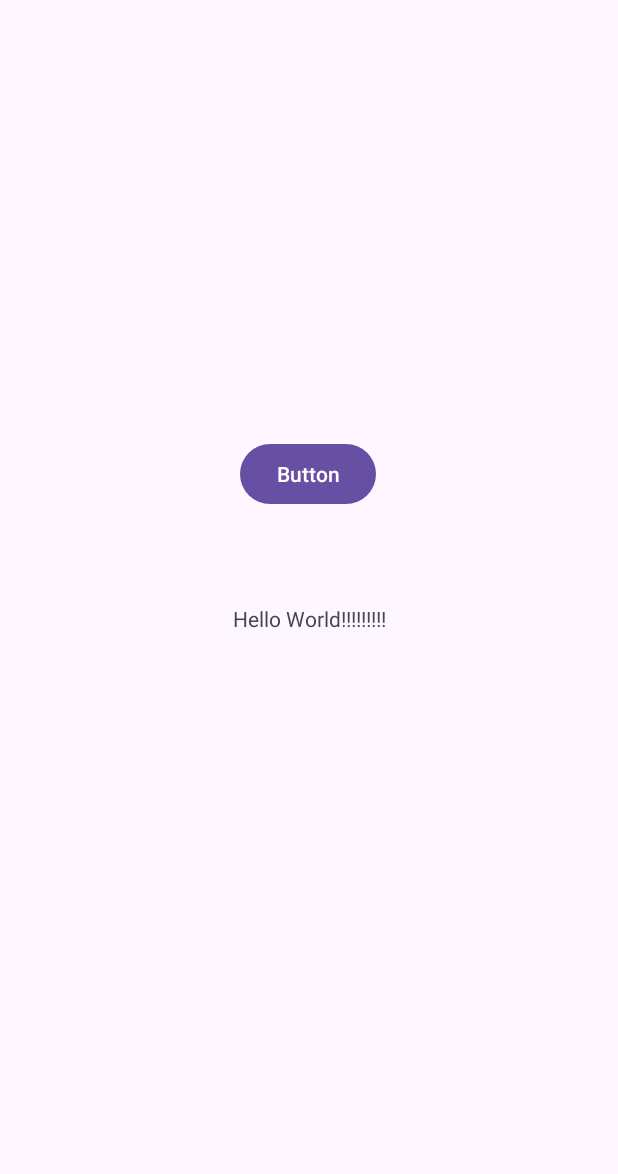
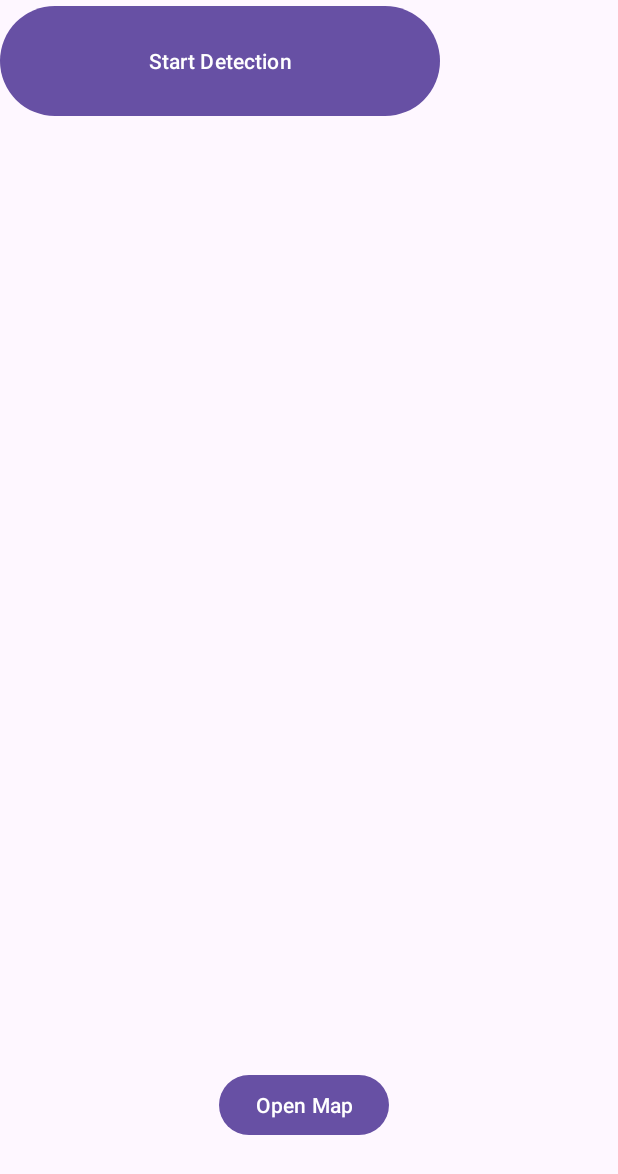
Before and after one commit to QLYe/EECS159-Aircraft-Detection, an Android app: the screen it shows after launch (MainActivity), on a phone screen of 412 x 824 dp. Shown: the top 1174 px of the screen. Run offline under Robolectric (Android 15) with nearby library versions, the phone set to English and light mode, and no system bars.

Commit message:
Change button

```diff
--- a/Interactive Button Instance with Map/app/src/main/res/layout/activity_main.xml
+++ b/Interactive Button Instance with Map/app/src/main/res/layout/activity_main.xml
@@ -6,26 +6,25 @@
     android:layout_height="match_parent"
     tools:context=".MainActivity">
 
-    <TextView
-        android:layout_width="wrap_content"
-        android:layout_height="wrap_content"
-        android:text="Hello World!!!!!!!!!"
-        app:layout_constraintBottom_toBottomOf="parent"
-        app:layout_constraintEnd_toEndOf="parent"
-        app:layout_constraintStart_toStartOf="parent"
-        app:layout_constraintTop_toTopOf="parent" />
-
     <Button
         android:id="@+id/button1"
         android:layout_width="wrap_content"
         android:layout_height="wrap_content"
-        android:text="Button"
+        android:text="Open Map"
         app:layout_constraintBottom_toBottomOf="parent"
         app:layout_constraintEnd_toEndOf="parent"
-        app:layout_constraintHorizontal_bias="0.498"
+        app:layout_constraintHorizontal_bias="0.488"
         app:layout_constraintStart_toStartOf="parent"
         app:layout_constraintTop_toTopOf="parent"
-        app:layout_constraintVertical_bias="0.376" />
+        app:layout_constraintVertical_bias="0.918" />
+
+    <Button
+        android:id="@+id/button"
+        android:layout_width="293dp"
+        android:layout_height="81dp"
+        android:text="Start Detection"
+        tools:layout_editor_absoluteX="59dp"
+        tools:layout_editor_absoluteY="114dp" />
 
 
 </androidx.constraintlayout.widget.ConstraintLayout>
```
